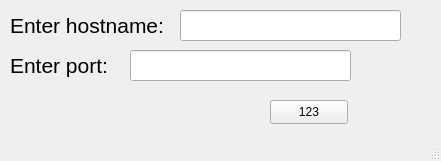
The window that src/resources/UI/enter.ui (abbeswrld/web) describes before a commit, drawn with Qt 5.
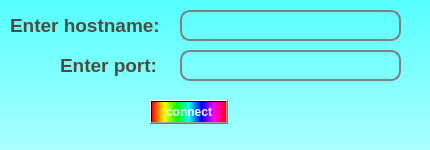
The same window after the commit.

Commit message: update enter uis

Patch:
```diff
--- a/src/resources/UI/enter.ui
+++ b/src/resources/UI/enter.ui
@@ -6,13 +6,17 @@
    <rect>
     <x>0</x>
     <y>0</y>
-    <width>441</width>
-    <height>161</height>
+    <width>430</width>
+    <height>150</height>
    </rect>
   </property>
   <property name="windowTitle">
    <string>Entrance</string>
   </property>
+  <property name="styleSheet">
+   <string notr="true">background-color: qlineargradient(spread:pad, x1:0, y1:0, x2:0, y2:1, stop:0 rgba(85, 255, 255, 255), stop:1 rgba(170, 255, 255, 255))
+</string>
+  </property>
   <widget class="QWidget" name="centralwidget">
    <widget class="QLineEdit" name="enter_host">
     <property name="geometry">
@@ -28,6 +32,16 @@
       <pointsize>16</pointsize>
      </font>
     </property>
+    <property name="styleSheet">
+     <string notr="true">QLineEdit {
+	color: rgb(79, 76, 62);
+    border: 2px solid gray;
+    border-radius: 10px;
+    padding: 0 8px;
+    background: rgba(255, 255, 255, 0);
+    selection-background-color: darkgray;
+}</string>
+    </property>
     <property name="text">
      <string/>
     </property>
@@ -35,7 +49,7 @@
    <widget class="QLabel" name="label_5">
     <property name="geometry">
      <rect>
-      <x>10</x>
+      <x>60</x>
       <y>50</y>
       <width>111</width>
       <height>31</height>
@@ -43,9 +57,16 @@
     </property>
     <property name="font">
      <font>
-      <pointsize>16</pointsize>
+      <family>MS Sans Serif</family>
+      <pointsize>14</pointsize>
+      <weight>75</weight>
+      <bold>true</bold>
      </font>
     </property>
+    <property name="styleSheet">
+     <string notr="true">background-color: rgba(255, 255, 255, 0);
+color: rgb(79, 76, 62);</string>
+    </property>
     <property name="text">
      <string>Enter port:</string>
     </property>
@@ -61,9 +82,16 @@
     </property>
     <property name="font">
      <font>
-      <pointsize>16</pointsize>
+      <family>MS Sans Serif</family>
+      <pointsize>14</pointsize>
+      <weight>75</weight>
+      <bold>true</bold>
      </font>
     </property>
+    <property name="styleSheet">
+     <string notr="true">background-color: rgba(255, 255, 255, 0);
+color: rgb(79, 76, 62);</string>
+    </property>
     <property name="text">
      <string>Enter hostname:</string>
     </property>
@@ -71,7 +99,7 @@
    <widget class="QLineEdit" name="enter_port">
     <property name="geometry">
      <rect>
-      <x>130</x>
+      <x>180</x>
       <y>50</y>
       <width>221</width>
       <height>31</height>
@@ -82,6 +110,16 @@
       <pointsize>16</pointsize>
      </font>
     </property>
+    <property name="styleSheet">
+     <string notr="true">QLineEdit {
+	color: rgb(79, 76, 62);
+    border: 2px solid gray;
+    border-radius: 10px;
+    padding: 0 8px;
+    background: rgba(255, 255, 255, 0);
+    selection-background-color: darkgray;
+}</string>
+    </property>
     <property name="text">
      <string/>
     </property>
@@ -89,18 +127,27 @@
    <widget class="QPushButton" name="button_confirm">
     <property name="geometry">
      <rect>
-      <x>270</x>
+      <x>150</x>
       <y>100</y>
       <width>78</width>
       <height>24</height>
      </rect>
     </property>
+    <property name="font">
+     <font>
+      <weight>75</weight>
+      <bold>true</bold>
+     </font>
+    </property>
+    <property name="styleSheet">
+     <string notr="true">background: qlineargradient(spread:pad, x1:0, y1:0, x2:1, y2:0, stop:0 rgba(255, 0, 0, 255), stop:0.166 rgba(255, 255, 0, 255), stop:0.333 rgba(0, 255, 0, 255), stop:0.5 rgba(0, 255, 255, 255), stop:0.666 rgba(0, 0, 255, 255), stop:0.833 rgba(255, 0, 255, 255), stop:1 rgba(255, 0, 0, 255));
+color: white</string>
+    </property>
     <property name="text">
-     <string>123</string>
+     <string>connect</string>
     </property>
    </widget>
   </widget>
-  <widget class="QStatusBar" name="statusbar"/>
  </widget>
  <resources/>
  <connections/>
```
The commit also changes 2 other files.
